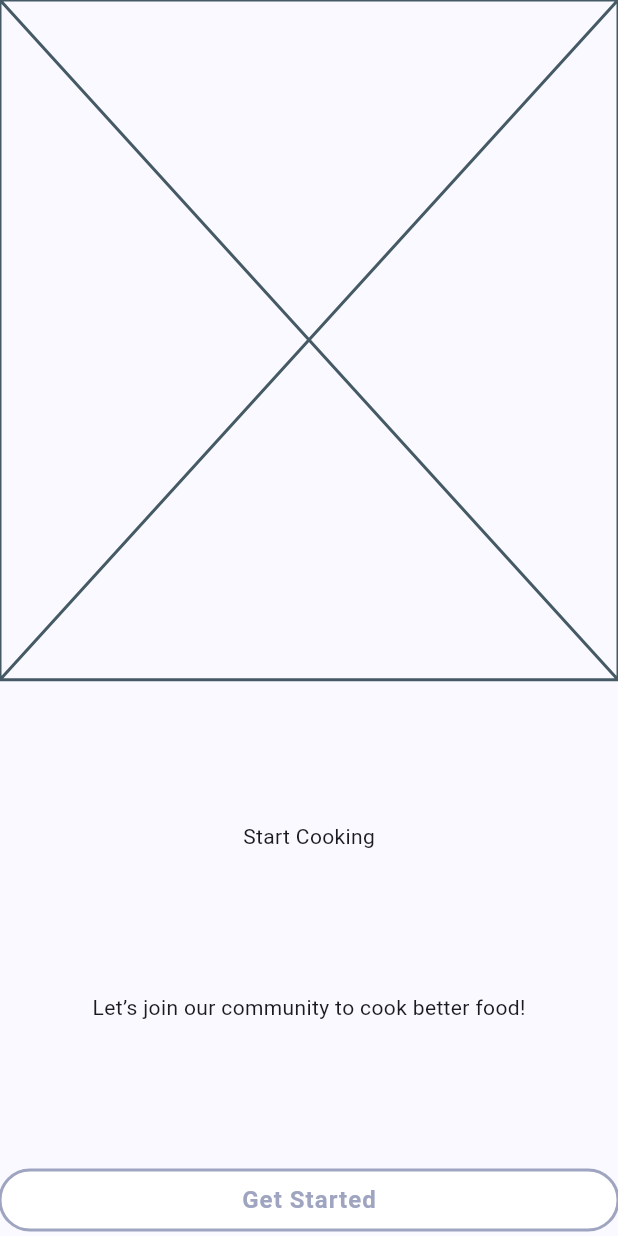
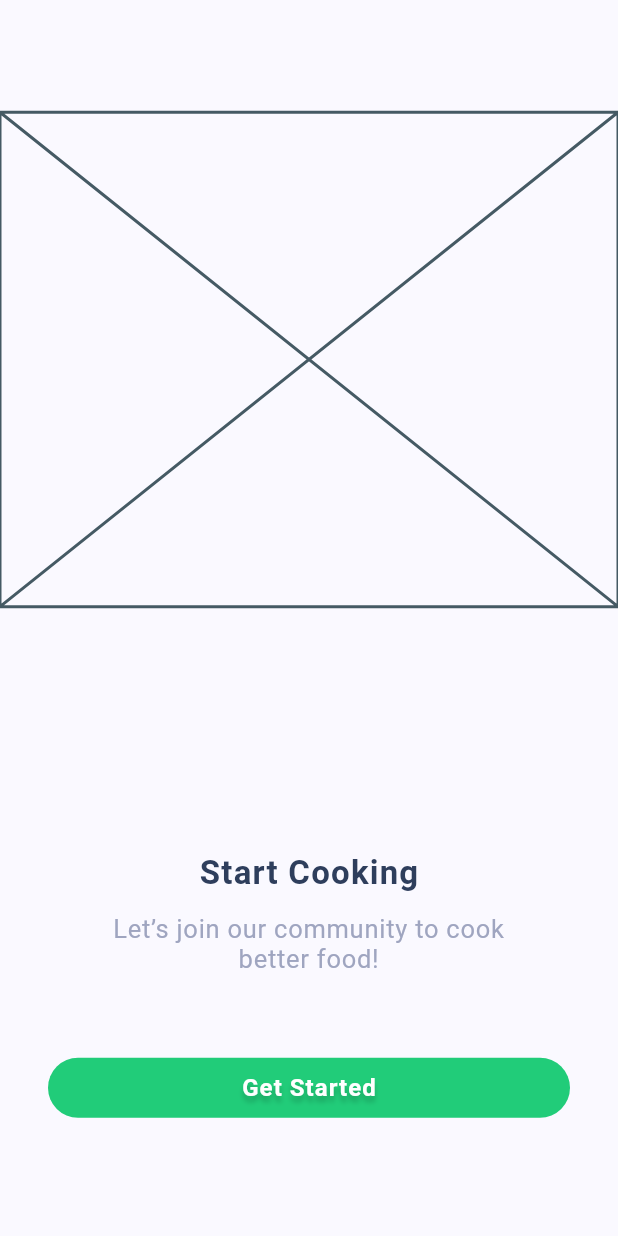
Before and after one commit to didierganthier/cook-snap, a Flutter app: the screen it shows after launch, on a phone screen of 412 x 824 dp. Run offline on Flutter 3.47's test engine with Material 3 defaults, Android fonts, the phone set to English and light mode, and no system bars.

Commit message:
feat: update start page copies

```diff
--- a/lib/pages/start_page.dart
+++ b/lib/pages/start_page.dart
@@ -1,5 +1,6 @@
 import 'package:cook_snap/components/shared/buttons/call_to_action.dart';
 import 'package:cook_snap/mocks/cms.dart';
+import 'package:cook_snap/types/themes.dart';
 import 'package:flutter/material.dart';
 
 class StartPage extends StatelessWidget {
@@ -7,21 +8,38 @@ class StartPage extends StatelessWidget {
 
   @override
   Widget build(BuildContext context) {
-    var imageSize = MediaQuery.of(context).size.height * 0.55;
+    var imageSize = MediaQuery.of(context).size.height * 0.4;
     return Scaffold(
       body: Center(
         child: Column(
-          mainAxisAlignment: MainAxisAlignment.spaceBetween,
+          mainAxisAlignment: MainAxisAlignment.spaceAround,
           children: [
             Placeholder(
               fallbackHeight: imageSize,
             ),
-            Text(CMS().startPage.title),
-            Text(CMS().startPage.description),
-            CallToAction(
-              text: 'Get Started',
-              type: CallToActionType.tertiary,
-              onPressed: () {},
+            Column(
+              children: [
+                Text(
+                  CMS().startPage.title,
+                  style: TextThemes.titleTextStyle,
+                ),
+                Padding(
+                  padding: const EdgeInsets.symmetric(horizontal: 62.0),
+                  child: Text(
+                    CMS().startPage.description,
+                    style: TextThemes.subtitleTextStyle,
+                    textAlign: TextAlign.center,
+                  ),
+                ),
+                const SizedBox(height: 52),
+                Padding(
+                  padding: const EdgeInsets.symmetric(horizontal: 32.0),
+                  child: CallToAction(
+                    text: CMS().startPage.ctaText,
+                    onPressed: () {},
+                  ),
+                ),
+              ],
             ),
           ],
         ),
--- a/lib/types/themes.dart
+++ b/lib/types/themes.dart
@@ -1,3 +1,4 @@
+import 'package:cook_snap/types/colors.dart';
 import 'package:flutter/widgets.dart';
 
 class TextThemes {
@@ -6,4 +7,20 @@ class TextThemes {
     fontWeight: FontWeight.bold,
     letterSpacing: 0.7,
   );
+
+  static const TextStyle titleTextStyle = TextStyle(
+    fontSize: 22,
+    fontWeight: FontWeight.bold,
+    letterSpacing: 0.8,
+    color: AppColors.textTertiaryColor,
+    height: 2.5,
+  );
+
+  static const TextStyle subtitleTextStyle = TextStyle(
+    fontSize: 17,
+    fontWeight: FontWeight.normal,
+    letterSpacing: 0.5,
+    height: 1.2,
+    color: AppColors.textSecondaryColor,
+  );
 }
```
